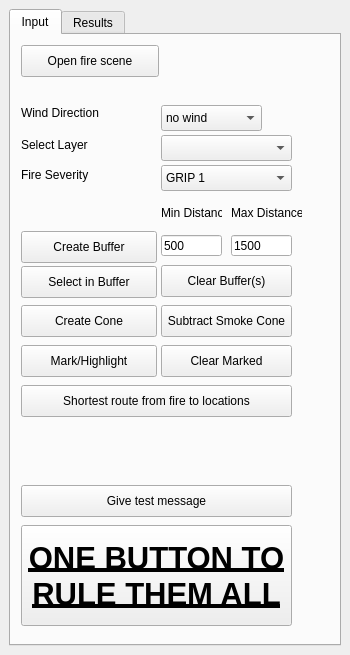
Qt form LocatorTool/LocatingTool/locating_tool_dockwidget_base.ui (qq2012/GEO1005) before a commit.
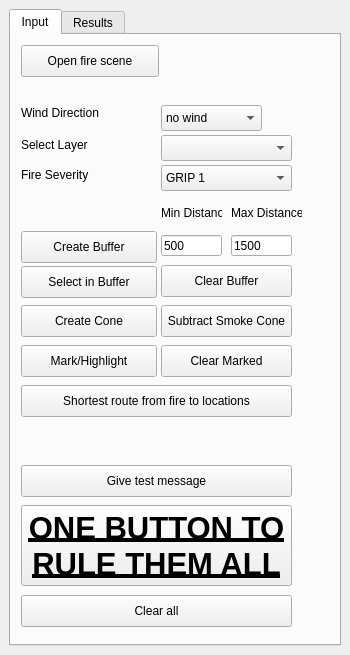
The same form after that commit.

Commit message: added clear all button and fixed the one button

Diff of the .ui file:
```diff
--- a/LocatorTool/LocatingTool/locating_tool_dockwidget_base.ui
+++ b/LocatorTool/LocatingTool/locating_tool_dockwidget_base.ui
@@ -309,7 +309,7 @@
          </rect>
         </property>
         <property name="text">
-         <string>Clear Buffer(s)</string>
+         <string>Clear Buffer</string>
         </property>
        </widget>
        <widget class="QPushButton" name="markAreasButton">
@@ -368,7 +368,7 @@
         <property name="geometry">
          <rect>
           <x>10</x>
-          <y>450</y>
+          <y>430</y>
           <width>271</width>
           <height>32</height>
          </rect>
@@ -394,9 +394,9 @@
         <property name="geometry">
          <rect>
           <x>10</x>
-          <y>490</y>
+          <y>470</y>
           <width>271</width>
-          <height>101</height>
+          <height>81</height>
          </rect>
         </property>
         <property name="font">
@@ -415,6 +415,19 @@
 RULE THEM ALL</string>
         </property>
        </widget>
+       <widget class="QPushButton" name="completeClearButton">
+        <property name="geometry">
+         <rect>
+          <x>10</x>
+          <y>560</y>
+          <width>271</width>
+          <height>32</height>
+         </rect>
+        </property>
+        <property name="text">
+         <string>Clear all</string>
+        </property>
+       </widget>
       </widget>
       <widget class="QWidget" name="tab_2">
        <attribute name="title">
```
The commit also changes 1 other file.
